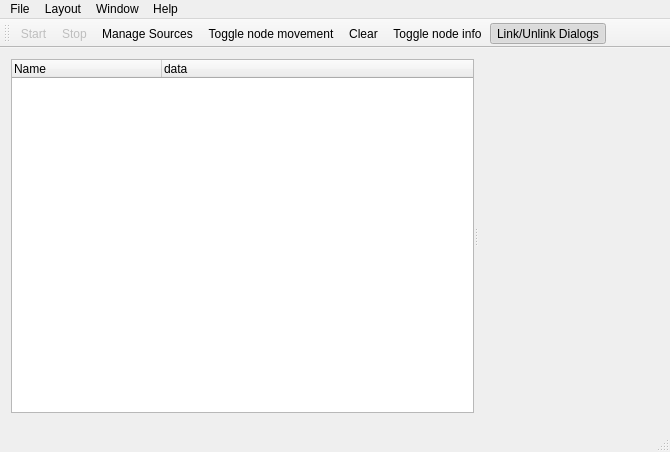
Before: the Qt Designer form MainWindow.ui in cetic/foren6-gui-qt, drawn with Qt 5.
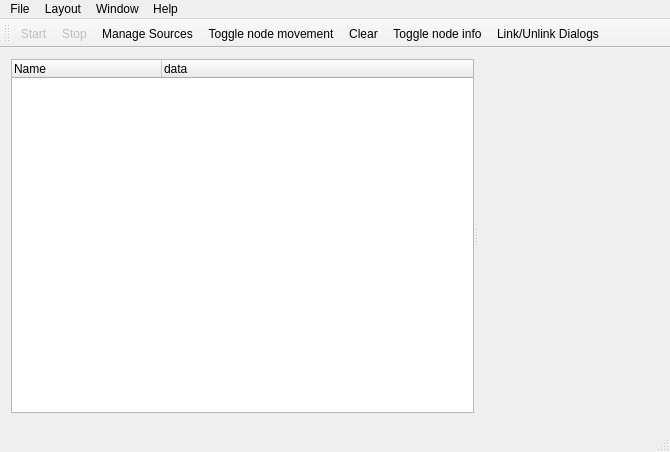
After: the same form once the commit is applied. Icons and pictures are not drawn. Custom widgets are drawn as their Qt base class.

Commit message: Synchronize NodeInformation Widget with Timeline (always) Optionnally synchronize Packet Window with Timeline (if link button on)

What changed in the file:
```diff
--- a/MainWindow.ui
+++ b/MainWindow.ui
@@ -235,7 +235,7 @@
     <bool>true</bool>
    </property>
    <property name="checked">
-    <bool>true</bool>
+    <bool>false</bool>
    </property>
    <property name="icon">
     <iconset resource="Resource.qrc">
```
The commit also changes 5 other files.
